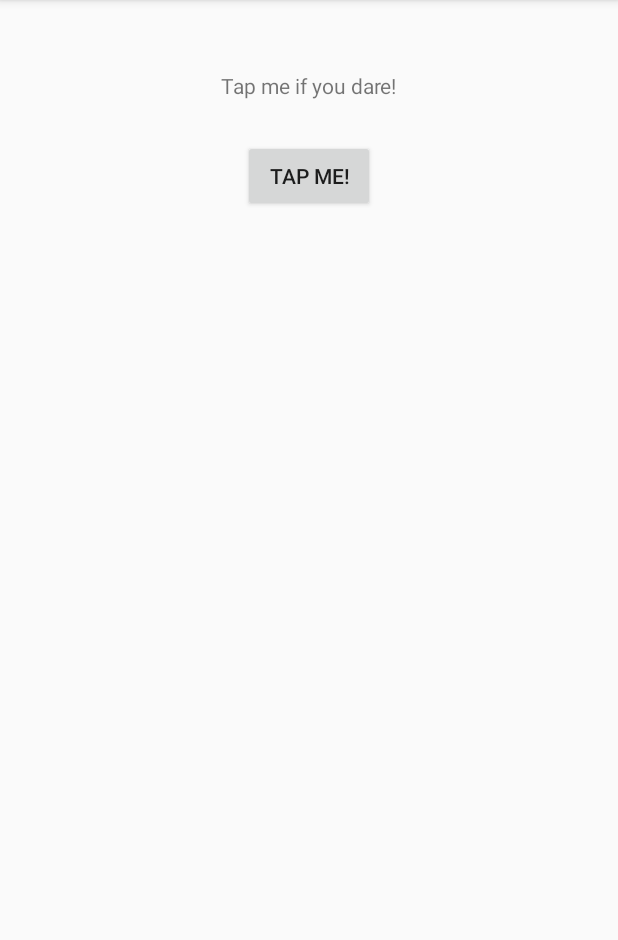
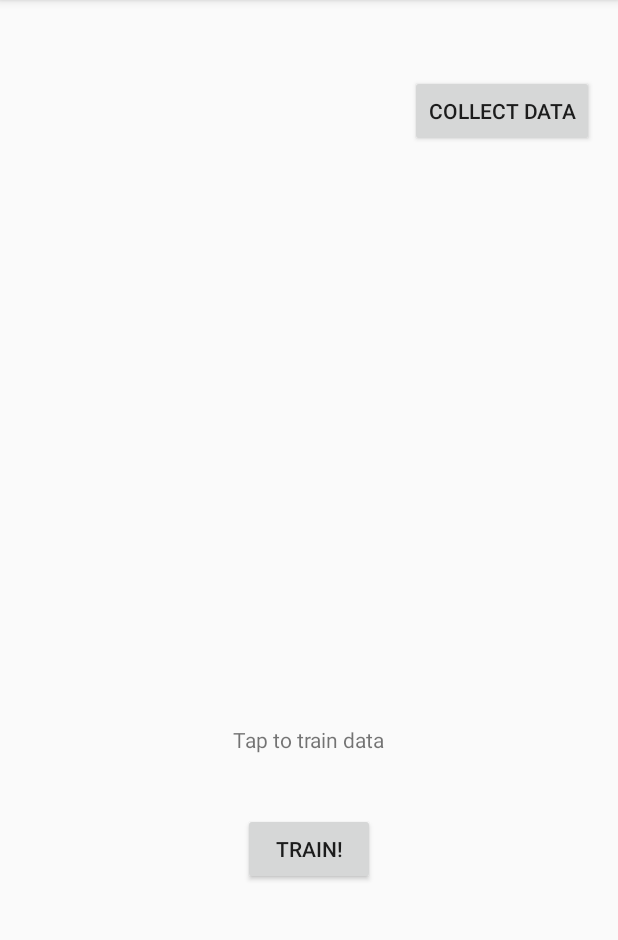
Before and after one commit to JoelNiklaus/IndoLoc, an Android app: the screen it shows after launch (MainActivity), on a phone screen of 412 x 824 dp, the part 84-1024 px from its top. Run offline under Robolectric (Android 15) with nearby library versions, the phone set to English and light mode, and no system bars.

```diff
--- a/app/build.gradle
+++ b/app/build.gradle
@@ -27,8 +27,9 @@ dependencies {
     androidTestCompile('com.android.support.test.espresso:espresso-core:2.2.2', {
         exclude group: 'com.android.support', module: 'support-annotations'
     })
-    compile 'com.android.support:appcompat-v7:25.0.0'
-    testCompile 'junit:junit:4.12'
     compile project(':weka')
     compile files('libs/libsvm.jar')
+    compile 'com.android.support:appcompat-v7:25.0.0'
+    compile 'com.android.support:design:25.0.0'
+    testCompile 'junit:junit:4.12'
 }
--- a/app/src/main/java/ch/joelniklaus/indoloc/activities/MainActivity.java
+++ b/app/src/main/java/ch/joelniklaus/indoloc/activities/MainActivity.java
@@ -1,5 +1,6 @@
 package ch.joelniklaus.indoloc.activities;
 
+import android.content.Intent;
 import android.os.Bundle;
 import android.support.v7.app.AppCompatActivity;
 import android.view.View;
@@ -22,4 +23,8 @@ public class MainActivity extends AppCompatActivity {
         Toast myToast = Toast.makeText(getApplicationContext(), wekaService.testTrain(), Toast.LENGTH_LONG);
         myToast.show();
     }
+
+    public void goToCollectData(View v) {
+        startActivity(new Intent(MainActivity.this, CollectDataActivity.class));
+    }
 }
--- a/app/src/main/res/layout/activity_main.xml
+++ b/app/src/main/res/layout/activity_main.xml
@@ -10,21 +10,34 @@
     android:paddingTop="@dimen/activity_vertical_margin"
     tools:context="ch.joelniklaus.indoloc.activities.MainActivity">
 
+    <Button
+        android:text="Train!"
+        android:layout_width="wrap_content"
+        android:layout_height="wrap_content"
+        android:id="@+id/button"
+        android:onClick="onButtonTap"
+        android:layout_alignParentBottom="true"
+        android:layout_centerHorizontal="true"
+        android:layout_marginBottom="162dp" />
+
     <TextView
         android:layout_width="wrap_content"
         android:layout_height="wrap_content"
-        android:text="Tap me if you dare!"
-        android:layout_marginTop="31dp"
-        android:layout_alignParentTop="true"
-        android:layout_centerHorizontal="true" />
+        android:text="Tap to train data"
+        android:id="@+id/textView2"
+        android:layout_alignBottom="@+id/button"
+        android:layout_centerHorizontal="true"
+        android:layout_marginBottom="87dp" />
 
     <Button
-        android:text="Tap Me!"
+        android:text="Collect Data"
         android:layout_width="wrap_content"
         android:layout_height="wrap_content"
-        android:layout_below="@+id/textView"
-        android:layout_centerHorizontal="true"
-        android:layout_marginTop="77dp"
-        android:id="@+id/button"
-        android:onClick="onButtonTap" />
+        android:id="@+id/collectData"
+        android:onClick="goToCollectData"
+        android:layout_marginTop="34dp"
+        android:layout_alignParentTop="true"
+        android:layout_alignParentRight="true"
+        android:layout_alignParentEnd="true" />
+
 </RelativeLayout>
--- /dev/null
+++ b/app/src/main/res/values-v21/styles.xml
@@ -0,0 +1,9 @@
+<resources>
+
+    <style name="AppTheme.NoActionBar">
+        <item name="windowActionBar">false</item>
+        <item name="windowNoTitle">true</item>
+        <item name="android:windowDrawsSystemBarBackgrounds">true</item>
+        <item name="android:statusBarColor">@android:color/transparent</item>
+    </style>
+</resources>
--- a/app/src/main/res/values/dimens.xml
+++ b/app/src/main/res/values/dimens.xml
@@ -2,4 +2,7 @@
     <!-- Default screen margins, per the Android Design guidelines. -->
     <dimen name="activity_horizontal_margin">16dp</dimen>
     <dimen name="activity_vertical_margin">16dp</dimen>
+    <dimen name="app_bar_height">180dp</dimen>
+    <dimen name="fab_margin">16dp</dimen>
+    <dimen name="text_margin">16dp</dimen>
 </resources>
--- a/app/src/main/res/values/strings.xml
+++ b/app/src/main/res/values/strings.xml
@@ -1,3 +1,8 @@
 <resources>
     <string name="app_name">Indoor Localization</string>
+    <string name="title_activity_collect_data">Collect Data</string>
+    <string name="intro">
+        Here you can add training and testing data. The data has to be classified with the room name. In the training data this is used to build a model and in the testing data to check whether the model classified the input correctly.
+    </string>
+    <string name="action_settings">Settings</string>
 </resources>
--- a/app/src/main/res/values/styles.xml
+++ b/app/src/main/res/values/styles.xml
@@ -8,4 +8,13 @@
         <item name="colorAccent">@color/colorAccent</item>
     </style>
 
+    <style name="AppTheme.NoActionBar">
+        <item name="windowActionBar">false</item>
+        <item name="windowNoTitle">true</item>
+    </style>
+
+    <style name="AppTheme.AppBarOverlay" parent="ThemeOverlay.AppCompat.Dark.ActionBar" />
+
+    <style name="AppTheme.PopupOverlay" parent="ThemeOverlay.AppCompat.Light" />
+
 </resources>
```
Also changed, not shown: app/src/main/AndroidManifest.xml (+7 -1 lines), app/src/main/java/ch/joelniklaus/indoloc/activities/CollectDataActivity.java (added, +32 -0 lines), app/src/main/res/layout/activity_collect_data.xml (added, +46 -0 lines), app/src/main/res/layout/content_collect_data.xml (added, +18 -0 lines), app/src/main/res/menu/menu_collect_data.xml (added, +10 -0 lines).
